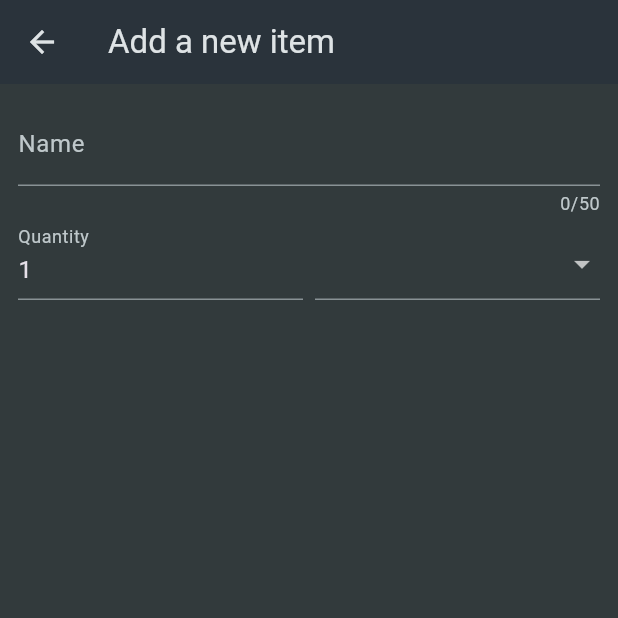
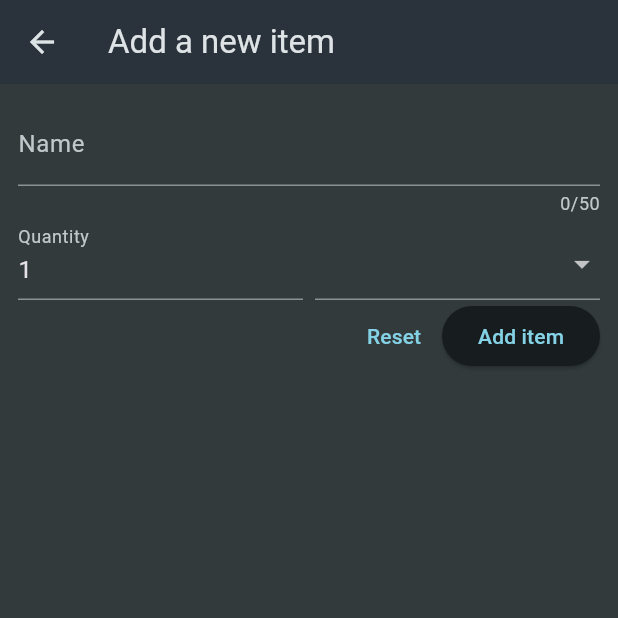
Before and after one commit to San-43/Shopping-List-App, a Flutter app: the NewItem screen opened directly, on a phone screen of 412 x 824 dp, the top half of it. Run offline on Flutter 3.47's test engine with Material 3 defaults, Android fonts, the phone set to English and light mode, and no system bars.

Commit message:
update new_item.dart

```diff
--- a/lib/widgets/new_item.dart
+++ b/lib/widgets/new_item.dart
@@ -66,6 +66,16 @@ class _NewItemState extends State<NewItem> {
                   ),
                 ],
               ),
+              Row(
+                mainAxisAlignment: MainAxisAlignment.end,
+                children: [
+                  TextButton(onPressed: () {}, child: const Text("Reset")),
+                  ElevatedButton(
+                    onPressed: () {},
+                    child: const Text("Add item"),
+                  ),
+                ],
+              ),
             ],
           ),
         ),
```
